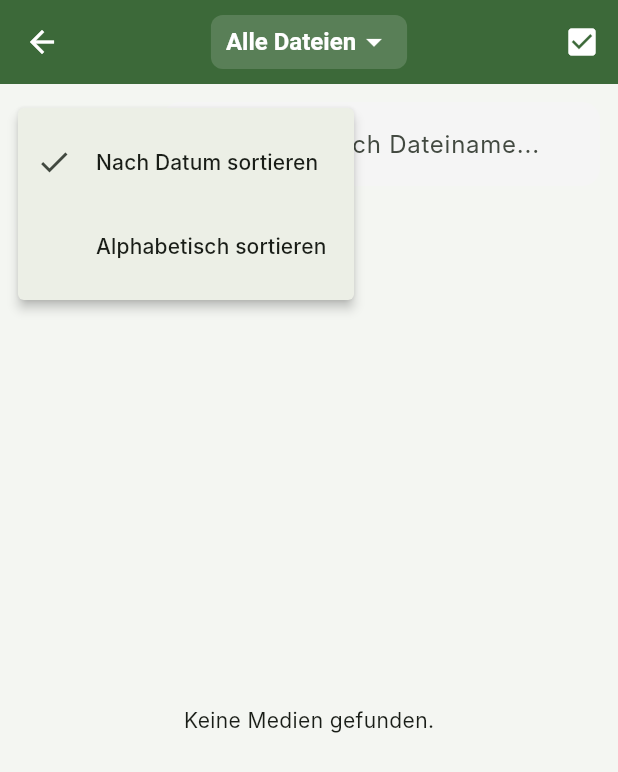
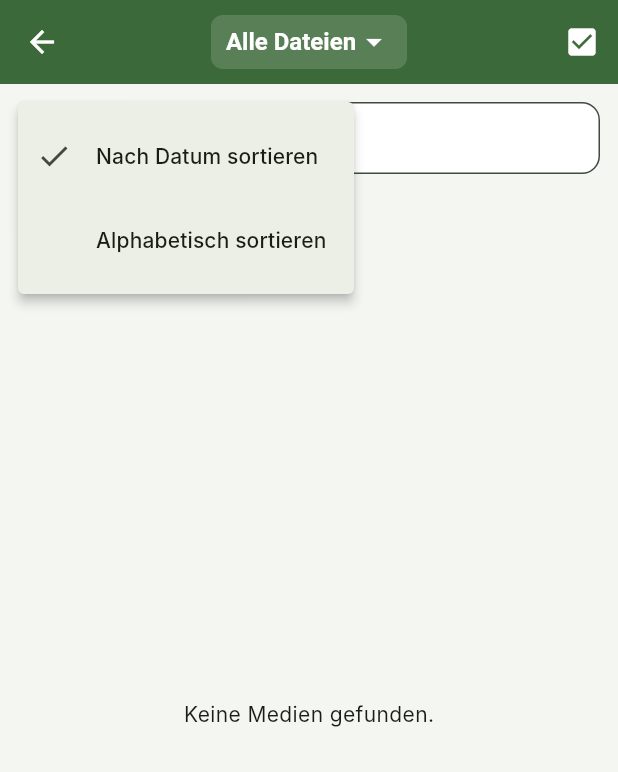
Before and after one commit to Brianstein27/atp-prename-app, a Flutter app: the ExplorerPage screen opened directly, after a tap on the "sort" icon, on a phone screen of 412 x 824 dp. Shown: the top 772 px of the screen. Run offline on Flutter 3.47's test engine with Material 3 defaults, Android fonts, the phone set to English and light mode, and no system bars; our stand-ins replace camera, chewie, photo_view, share_plus, shared_preferences, video_player; missing offline and left inert: photo_manager; accounts and stored records are empty; Roboto replaces fonts that are missing (Inter).

Commit message:
Refine and modernize darkmode

```diff
--- a/lib/pages/explorer_page.dart
+++ b/lib/pages/explorer_page.dart
@@ -69,10 +69,7 @@
         }
       }
     } else if (selectedAlbum != null) {
-      assetList = await selectedAlbum.getAssetListPaged(
-        page: 0,
-        size: 1000,
-      );
+      assetList = await selectedAlbum.getAssetListPaged(page: 0, size: 1000);
     }
 
     // Nur Bilder und Videos
@@ -328,7 +325,8 @@
                 ListTile(
                   leading: const Icon(Icons.folder_special_outlined),
                   title: const Text('Alle Dateien'),
-                  trailing: albumManager.selectedAlbumName ==
+                  trailing:
+                      albumManager.selectedAlbumName ==
                           albumManager.baseFolderName
                       ? const Icon(Icons.check_circle, color: Colors.green)
                       : null,
@@ -339,9 +337,13 @@
                   },
                 ),
                 const Divider(),
-                if (albumManager.albums.where((album) =>
+                if (albumManager.albums
+                    .where(
+                      (album) =>
                           album.name != albumManager.baseFolderName &&
-                    album.name.toLowerCase() != 'recents').isEmpty)
+                          album.name.toLowerCase() != 'recents',
+                    )
+                    .isEmpty)
                   Padding(
                     padding: const EdgeInsets.all(12.0),
                     child: Text(
@@ -350,7 +352,8 @@
                     ),
                   )
                 else
-                  ...albumManager.albums.where((album) {
+                  ...albumManager.albums
+                      .where((album) {
                         if (album.name == albumManager.baseFolderName) {
                           return false;
                         }
@@ -358,7 +361,8 @@
                           return false;
                         }
                         return true;
-                  }).map((album) {
+                      })
+                      .map((album) {
                         return ListTile(
                           title: Text(album.name),
                           subtitle: FutureBuilder<int>(
@@ -369,7 +373,10 @@
                             },
                           ),
                           trailing: albumManager.selectedAlbum?.id == album.id
-                          ? const Icon(Icons.check_circle, color: Colors.green)
+                              ? const Icon(
+                                  Icons.check_circle,
+                                  color: Colors.green,
+                                )
                               : null,
                           onTap: () {
                             albumManager.selectAlbum(album);
@@ -377,7 +384,8 @@
                             _loadCurrentAlbumPhotos();
                           },
                         );
-                  }).toList(),
+                      })
+                      .toList(),
               ],
             ),
           ),
@@ -398,8 +406,7 @@
 
     return Scaffold(
       appBar: AppBar(
-        backgroundColor:
-            isDark ? const Color(0xFF1C281D) : scheme.primary,
+        backgroundColor: isDark ? const Color(0xFF1C281D) : scheme.primary,
         foregroundColor: isDark ? scheme.onSurface : scheme.onPrimary,
         title: _selectionMode
             ? Text(
@@ -434,8 +441,7 @@
                               context,
                               listen: false,
                             );
-                            return mgr.selectedAlbumName ==
-                                    mgr.baseFolderName
+                            return mgr.selectedAlbumName == mgr.baseFolderName
                                 ? 'Alle Dateien'
                                 : mgr.selectedAlbumName;
                           }(),
@@ -443,9 +449,7 @@
                           style: TextStyle(
                             fontWeight: FontWeight.bold,
                             fontSize: 16,
-                            color: isDark
-                                ? scheme.onSurface
-                                : Colors.white,
+                            color: isDark ? scheme.onSurface : Colors.white,
                           ),
                         ),
                       ),
@@ -541,14 +545,24 @@
                 Expanded(
                   child: TextField(
                     decoration: InputDecoration(
-                      hintText: 'Suche nach Dateiname...',
+                      hintText: 'Suche...',
                       prefixIcon: const Icon(Icons.search),
                       filled: true,
-                      fillColor: Colors.grey.shade100,
+                      fillColor: Theme.of(context).brightness ==
+                              Brightness.dark
+                          ? const Color(0xFF273429)
+                          : Colors.white,
                       border: OutlineInputBorder(
                         borderRadius: BorderRadius.circular(12),
-                        borderSide: BorderSide.none,
+                        borderSide: BorderSide(
+                          color: Theme.of(context)
+                              .colorScheme
+                              .outlineVariant
+                              .withOpacity(0.5),
                         ),
+                      ),
+                      contentPadding:
+                          const EdgeInsets.symmetric(vertical: 12),
                     ),
                     onChanged: (value) {
                       setState(() {
@@ -617,9 +631,26 @@
                               }
                             },
                             child: Container(
+                              decoration: BoxDecoration(
                                 color: _selectionMode && isSelected
-                                  ? Colors.lightGreen.withOpacity(0.2)
-                                  : Colors.transparent,
+                                    ? Theme.of(context)
+                                        .colorScheme
+                                        .primary
+                                        .withOpacity(0.2)
+                                    : Theme.of(context).brightness ==
+                                            Brightness.dark
+                                        ? const Color(0xFF1B241C)
+                                        : Colors.white,
+                                borderRadius: BorderRadius.circular(12),
+                                border: Border.all(
+                                  color: _selectionMode && isSelected
+                                      ? Theme.of(context).colorScheme.primary
+                                      : Theme.of(context)
+                                          .colorScheme
+                                          .outlineVariant
+                                          .withOpacity(0.3),
+                                ),
+                              ),
                               child: ListTile(
                                 leading: Stack(
                                   children: [
--- a/lib/pages/home_page.dart
+++ b/lib/pages/home_page.dart
@@ -387,7 +387,7 @@
               children: [
                 Card(
                   color: Theme.of(context).brightness == Brightness.dark
-                      ? const Color(0xFF1F3123)
+                      ? const Color(0xFF243227)
                       : Theme.of(context).cardTheme.color,
                   elevation: Theme.of(context).brightness == Brightness.dark
                       ? 4
@@ -469,6 +469,13 @@
                   }),
                 ),
               ],
+            ),
+            const SizedBox(height: 12),
+            Divider(
+              color: Theme.of(context)
+                  .colorScheme
+                  .onSurfaceVariant
+                  .withOpacity(0.2),
             ),
             const SizedBox(height: 8),
                 ReorderableListView(
@@ -587,13 +594,15 @@
 
   @override
   Widget build(BuildContext context) {
+    final scheme = Theme.of(context).colorScheme;
+    final isDark = Theme.of(context).brightness == Brightness.dark;
     return Row(
       children: <Widget>[
         Container(
           width: 30,
           height: 30,
           decoration: BoxDecoration(
-            color: Colors.blueGrey.shade400,
+            color: scheme.primary,
             borderRadius: BorderRadius.circular(8),
           ),
           alignment: Alignment.center,
@@ -604,30 +613,32 @@
         ),
         const SizedBox(width: 12),
         Expanded(
-          child: TextField(
-            controller: controller,
-            readOnly: true,
-            enabled: isEnabled,
-            decoration: InputDecoration(
-              hintText: 'Datumstag',
-              border: OutlineInputBorder(
+          child: Container(
+            padding:
+                const EdgeInsets.symmetric(horizontal: 12, vertical: 14),
+            decoration: BoxDecoration(
               borderRadius: BorderRadius.circular(8),
-                borderSide: BorderSide(
+              border: Border.all(
                 color: isEnabled
-                      ? Colors.lightGreen.shade400
-                      : Colors.grey.shade300,
+                    ? scheme.primary
+                    : scheme.outlineVariant.withOpacity(0.6),
+              ),
+              color: isDark ? const Color(0xFF273429) : Colors.white,
+            ),
+            child: Row(
+              children: [
+                Expanded(
+                  child: Text(
+                    controller.text,
+                    style: TextStyle(
+                      fontWeight: FontWeight.w600,
+                      color: isEnabled
+                          ? scheme.primary
+                          : scheme.onSurfaceVariant,
                     ),
                   ),
-              filled: true,
-              fillColor: isEnabled
-                  ? Colors.grey.shade100
-                  : Colors.grey.shade200,
                 ),
-            style: TextStyle(
-              fontWeight: FontWeight.bold,
-              color: isEnabled
-                  ? Colors.blueGrey.shade800
-                  : Colors.blueGrey.shade400,
+              ],
             ),
           ),
         ),
--- a/lib/utils/tag_input_row.dart
+++ b/lib/utils/tag_input_row.dart
@@ -21,6 +21,8 @@
   @override
   Widget build(BuildContext context) {
     final hasValue = value.isNotEmpty;
+    final scheme = Theme.of(context).colorScheme;
+    final isDark = Theme.of(context).brightness == Brightness.dark;
     return Row(
       children: <Widget>[
         Container(
@@ -28,15 +30,19 @@
           height: 30,
           decoration: BoxDecoration(
             color: hasValue
-                ? Colors.lightGreen.shade400
-                : Colors.blueGrey.shade400,
+                ? scheme.primary
+                : (isDark
+                    ? const Color(0xFF2C3A2F)
+                    : scheme.surfaceVariant),
             borderRadius: BorderRadius.circular(8),
           ),
           alignment: Alignment.center,
           child: Text(
             tagLabel,
-            style: const TextStyle(
-              color: Colors.white,
+            style: TextStyle(
+              color: hasValue
+                  ? scheme.onPrimary
+                  : scheme.onSurfaceVariant,
               fontWeight: FontWeight.bold,
             ),
           ),
@@ -55,12 +61,12 @@
                   borderRadius: BorderRadius.circular(8),
                   border: Border.all(
                     color: hasValue
-                        ? Colors.lightGreen.shade400
-                        : Colors.grey.shade300,
+                        ? scheme.primary
+                        : scheme.outlineVariant.withOpacity(0.6),
                   ),
-                  color: hasValue
-                      ? Colors.lightGreen.shade50
-                      : Colors.grey.shade100,
+                  color: isDark
+                      ? const Color(0xFF273429)
+                      : Colors.white,
                 ),
                 child: Row(
                   children: [
@@ -85,17 +91,15 @@
                           fontWeight:
                               hasValue ? FontWeight.w600 : FontWeight.normal,
                           color: hasValue
-                              ? Colors.lightGreen.shade700
-                              : Colors.grey.shade600,
+                              ? scheme.primary
+                              : scheme.onSurfaceVariant,
                         ),
                       ),
                     ),
                     const SizedBox(width: 8),
                     Icon(
                       Icons.arrow_drop_down,
-                      color: hasValue
-                          ? Colors.lightGreen.shade600
-                          : Colors.grey.shade500,
+                      color: scheme.onSurfaceVariant,
                     ),
                   ],
                 ),
@@ -106,7 +110,10 @@
         if (isReorderable)
           Padding(
             padding: const EdgeInsets.only(right: 8.0),
-            child: Icon(Icons.drag_handle, color: Colors.grey.shade400),
+            child: Icon(
+              Icons.drag_handle,
+              color: scheme.onSurfaceVariant,
+            ),
           ),
       ],
     );
```
Lines whose indentation alone changed are shown as unchanged.
